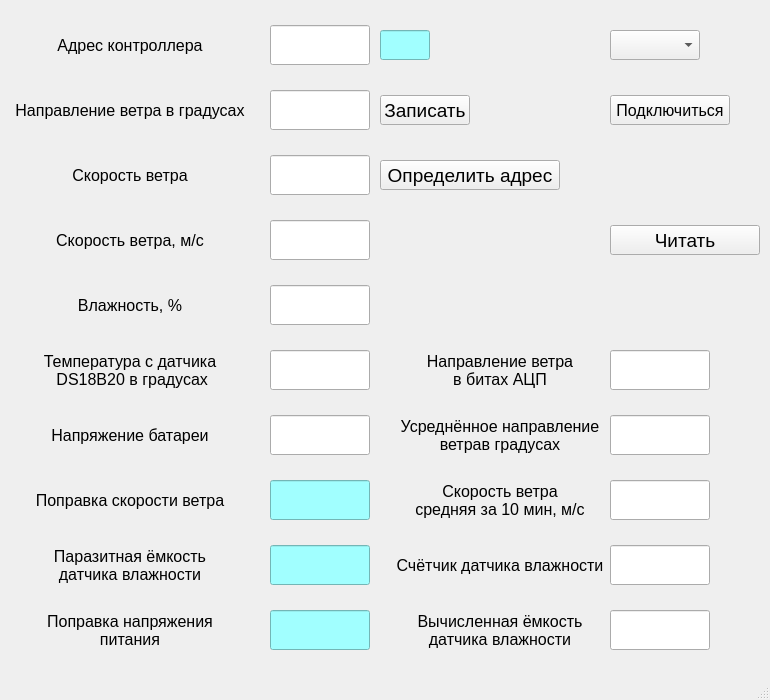
Above: ui/MainUi.ui from Skorikof/WeatherStation before the change. Below: the same form after it.
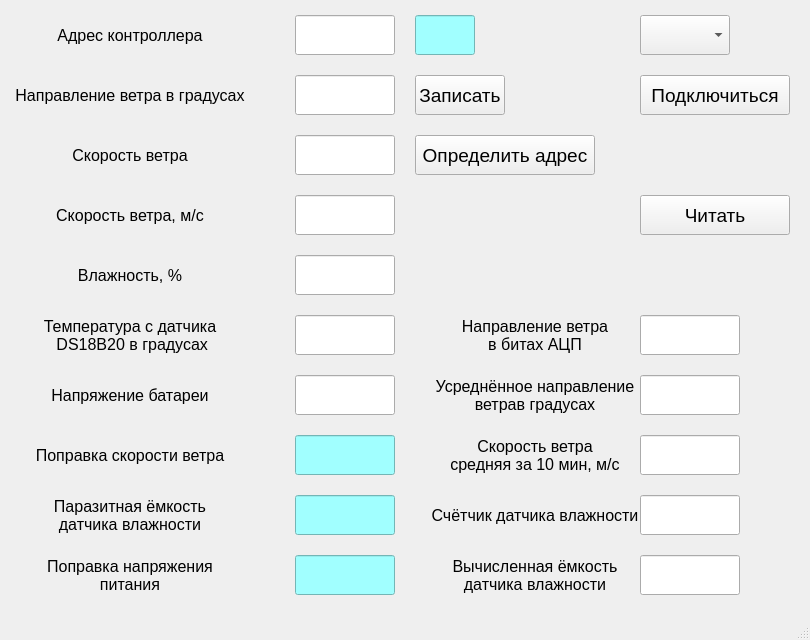
That is the form after the change.

Diff of the .ui file:
```diff
--- a/ui/MainUi.ui
+++ b/ui/MainUi.ui
@@ -6,20 +6,20 @@
    <rect>
     <x>0</x>
     <y>0</y>
-    <width>770</width>
-    <height>700</height>
+    <width>810</width>
+    <height>640</height>
    </rect>
   </property>
   <property name="minimumSize">
    <size>
     <width>770</width>
-    <height>700</height>
+    <height>640</height>
    </size>
   </property>
   <property name="maximumSize">
    <size>
-    <width>810</width>
-    <height>700</height>
+    <width>880</width>
+    <height>640</height>
    </size>
   </property>
   <property name="windowTitle">
@@ -31,15 +31,18 @@
      <number>10</number>
     </property>
     <property name="topMargin">
-     <number>10</number>
+     <number>5</number>
     </property>
     <property name="rightMargin">
-     <number>10</number>
+     <number>20</number>
     </property>
     <property name="bottomMargin">
-     <number>10</number>
+     <number>5</number>
     </property>
-    <property name="spacing">
+    <property name="horizontalSpacing">
+     <number>20</number>
+    </property>
+    <property name="verticalSpacing">
      <number>10</number>
     </property>
     <item row="6" column="0" colspan="4">
@@ -164,13 +167,13 @@
       <property name="minimumSize">
        <size>
         <width>90</width>
-        <height>30</height>
+        <height>40</height>
        </size>
       </property>
       <property name="maximumSize">
        <size>
         <width>90</width>
-        <height>30</height>
+        <height>40</height>
        </size>
       </property>
       <property name="font">
@@ -873,14 +876,14 @@
      <widget class="QLineEdit" name="adr_control_start">
       <property name="minimumSize">
        <size>
-        <width>50</width>
-        <height>30</height>
+        <width>60</width>
+        <height>40</height>
        </size>
       </property>
       <property name="maximumSize">
        <size>
-        <width>50</width>
-        <height>30</height>
+        <width>60</width>
+        <height>40</height>
        </size>
       </property>
       <property name="font">
@@ -936,13 +939,13 @@
       <property name="minimumSize">
        <size>
         <width>180</width>
-        <height>30</height>
+        <height>40</height>
        </size>
       </property>
       <property name="maximumSize">
        <size>
         <width>180</width>
-        <height>30</height>
+        <height>40</height>
        </size>
       </property>
       <property name="font">
@@ -1020,13 +1023,13 @@
       <property name="minimumSize">
        <size>
         <width>90</width>
-        <height>30</height>
+        <height>40</height>
        </size>
       </property>
       <property name="maximumSize">
        <size>
         <width>90</width>
-        <height>30</height>
+        <height>40</height>
        </size>
       </property>
       <property name="font">
@@ -1044,20 +1047,20 @@
      <widget class="QPushButton" name="connect_btn">
       <property name="minimumSize">
        <size>
-        <width>120</width>
-        <height>30</height>
+        <width>150</width>
+        <height>40</height>
        </size>
       </property>
       <property name="maximumSize">
        <size>
-        <width>120</width>
-        <height>30</height>
+        <width>150</width>
+        <height>40</height>
        </size>
       </property>
       <property name="font">
        <font>
         <family>Arial</family>
-        <pointsize>12</pointsize>
+        <pointsize>14</pointsize>
        </font>
       </property>
       <property name="text">
@@ -1070,13 +1073,13 @@
       <property name="minimumSize">
        <size>
         <width>150</width>
-        <height>30</height>
+        <height>40</height>
        </size>
       </property>
       <property name="maximumSize">
        <size>
         <width>150</width>
-        <height>30</height>
+        <height>40</height>
        </size>
       </property>
       <property name="font">
```
